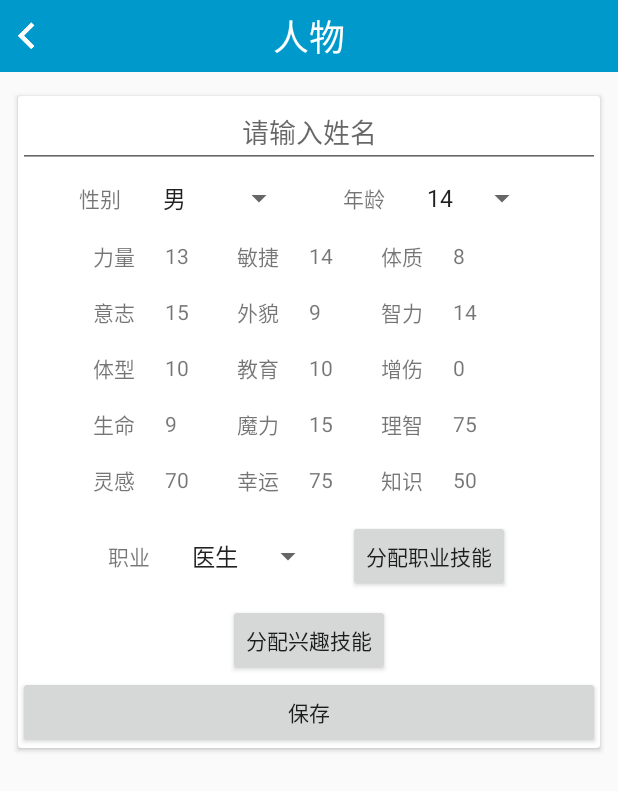
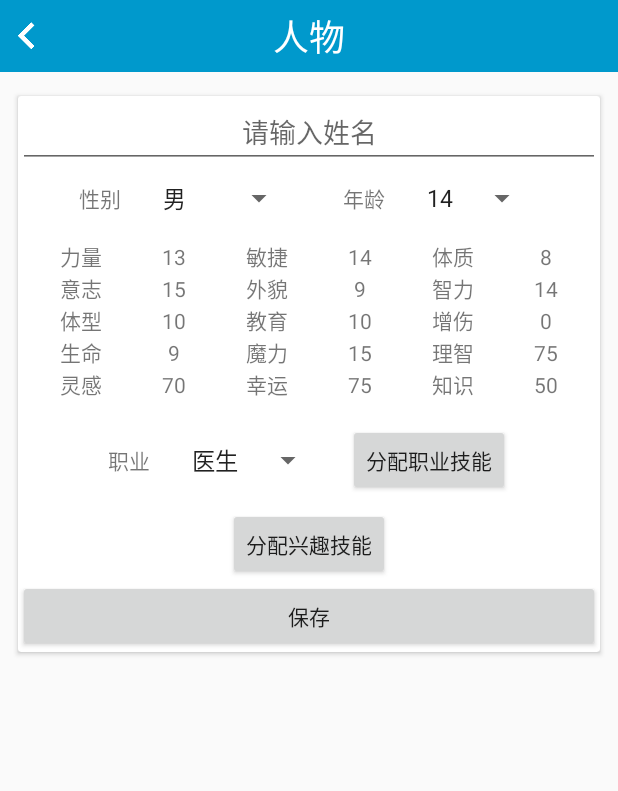
Before and after one commit to liuxiufeng/coctool, an Android app: the AvatarActivity screen opened directly, with no data from a screen before it, on a phone screen of 412 x 824 dp. Shown: the top 791 px of the screen. Run offline under Robolectric (Android 15) with nearby library versions, the phone set to English and light mode, and no system bars; our stand-ins replace data binding; libraries missing offline, so code that uses them is left out: com.orhanobut.hawk.

Commit message:
修改生成界面的布局

```diff
--- a/app/src/main/res/layout/activity_avatar.xml
+++ b/app/src/main/res/layout/activity_avatar.xml
@@ -54,8 +54,8 @@
 
                         <Spinner
                             android:id="@+id/spn_sex"
-                            style="@style/avatar_status_text"
                             android:layout_width="wrap_content"
+                            android:layout_height="wrap_content"
                             android:entries="@array/sex" />
 
                         <TextView
@@ -65,19 +65,23 @@
 
                         <Spinner
                             android:id="@+id/spn_age"
-                            style="@style/avatar_status_text"
                             android:layout_width="wrap_content"
+                            android:layout_height="wrap_content"
                             android:entries="@array/age" />
 
                     </LinearLayout>
 
-                    <LinearLayout
-                        style="@style/avatar_status_layer"
-                        android:layout_gravity="center_horizontal">
+                    <TableLayout
+                        android:layout_width="match_parent"
+                        android:layout_height="wrap_content"
+                        android:layout_margin="8dp"
+                        android:stretchColumns="*"
+                        >
+
+                        <TableRow>
 
                             <TextView
-                            style="@style/avatar_status_hint"
-                            android:layout_marginStart="0dp"
+                                style="@style/avatar_status_text"
                                 android:text="@string/avatar.str" />
 
                             <TextView
@@ -85,30 +89,26 @@
                                 android:text="@{Integer.toString(mv.avatar.str)}" />
 
                             <TextView
-                            style="@style/avatar_status_hint"
+                                style="@style/avatar_status_text"
                                 android:text="@string/avatar.dex" />
 
                             <TextView
                                 style="@style/avatar_status_text"
                                 android:text="@{Integer.toString(mv.avatar.dex)}" />
-                        />
 
                             <TextView
-                            style="@style/avatar_status_hint"
+                                style="@style/avatar_status_text"
                                 android:text="@string/avatar.con" />
 
                             <TextView
                                 style="@style/avatar_status_text"
                                 android:text="@{Integer.toString(mv.avatar.con)}" />
-                    </LinearLayout>
+                        </TableRow>
 
-                    <LinearLayout
-                        style="@style/avatar_status_layer"
-                        android:layout_gravity="center_horizontal">
+                        <TableRow>
 
                             <TextView
-                            style="@style/avatar_status_hint"
-                            android:layout_marginStart="0dp"
+                                style="@style/avatar_status_text"
                                 android:text="@string/avatar.pow" />
 
                             <TextView
@@ -116,7 +116,7 @@
                                 android:text="@{Integer.toString(mv.avatar.pow)}" />
 
                             <TextView
-                            style="@style/avatar_status_hint"
+                                style="@style/avatar_status_text"
                                 android:text="@string/avatar.app" />
 
                             <TextView
@@ -124,21 +124,18 @@
                                 android:text="@{Integer.toString(mv.avatar.app)}" />
 
                             <TextView
-                            style="@style/avatar_status_hint"
+                                style="@style/avatar_status_text"
                                 android:text="@string/avatar.int" />
 
                             <TextView
                                 style="@style/avatar_status_text"
                                 android:text="@{Integer.toString(mv.avatar.inti)}" />
-                    </LinearLayout>
+                        </TableRow>
 
-                    <LinearLayout
-                        style="@style/avatar_status_layer"
-                        android:layout_gravity="center_horizontal">
+                        <TableRow>
 
                             <TextView
-                            style="@style/avatar_status_hint"
-                            android:layout_marginStart="0dp"
+                                style="@style/avatar_status_text"
                                 android:text="@string/avatar.size" />
 
                             <TextView
@@ -146,7 +143,7 @@
                                 android:text="@{Integer.toString(mv.avatar.size)}" />
 
                             <TextView
-                            style="@style/avatar_status_hint"
+                                style="@style/avatar_status_text"
                                 android:text="@string/avatar.edu" />
 
                             <TextView
@@ -154,21 +151,18 @@
                                 android:text="@{Integer.toString(mv.avatar.edu)}" />
 
                             <TextView
-                            style="@style/avatar_status_hint"
+                                style="@style/avatar_status_text"
                                 android:text="@string/avatar.dmg.bonus" />
 
                             <TextView
                                 style="@style/avatar_status_text"
                                 android:text="@{mv.avatar.dmgBounce}" />
-                    </LinearLayout>
+                        </TableRow>
 
-                    <LinearLayout
-                        style="@style/avatar_status_layer"
-                        android:layout_gravity="center_horizontal">
+                        <TableRow>
 
                             <TextView
-                            style="@style/avatar_status_hint"
-                            android:layout_marginStart="0dp"
+                                style="@style/avatar_status_text"
                                 android:text="@string/avatar.hp" />
 
                             <TextView
@@ -176,7 +170,7 @@
                                 android:text="@{Integer.toString(mv.avatar.hp)}" />
 
                             <TextView
-                            style="@style/avatar_status_hint"
+                                style="@style/avatar_status_text"
                                 android:text="@string/avatar.mp" />
 
                             <TextView
@@ -184,21 +178,18 @@
                                 android:text="@{Integer.toString(mv.avatar.mp)}" />
 
                             <TextView
-                            style="@style/avatar_status_hint"
+                                style="@style/avatar_status_text"
                                 android:text="@string/avatar.san" />
 
                             <TextView
                                 style="@style/avatar_status_text"
                                 android:text="@{Integer.toString(mv.avatar.san)}" />
-                    </LinearLayout>
+                        </TableRow>
 
-                    <LinearLayout
-                        style="@style/avatar_status_layer"
-                        android:layout_gravity="center_horizontal">
+                        <TableRow>
 
                             <TextView
-                            style="@style/avatar_status_hint"
-                            android:layout_marginStart="0dp"
+                                style="@style/avatar_status_text"
                                 android:text="@string/avatar.idea" />
 
                             <TextView
@@ -206,7 +197,7 @@
                                 android:text="@{Integer.toString(mv.avatar.idea)}" />
 
                             <TextView
-                            style="@style/avatar_status_hint"
+                                style="@style/avatar_status_text"
                                 android:text="@string/avatar.luk" />
 
                             <TextView
@@ -214,13 +205,14 @@
                                 android:text="@{Integer.toString(mv.avatar.luk)}" />
 
                             <TextView
-                            style="@style/avatar_status_hint"
+                                style="@style/avatar_status_text"
                                 android:text="@string/avatar.know" />
 
                             <TextView
                                 style="@style/avatar_status_text"
                                 android:text="@{Integer.toString(mv.avatar.know)}" />
-                    </LinearLayout>
+                        </TableRow>
+                    </TableLayout>
 
                     <LinearLayout
                         style="@style/avatar_status_layer"
@@ -234,8 +226,7 @@
                         <Spinner
                             android:layout_width="wrap_content"
                             android:layout_height="wrap_content"
-                            android:entries="@array/jobs"
-                            />
+                            android:entries="@array/jobs" />
 
                         <Button
                             android:layout_width="wrap_content"
--- a/app/src/main/res/values/styles_avatar.xml
+++ b/app/src/main/res/values/styles_avatar.xml
@@ -18,8 +18,7 @@
     </style>
 
     <style name="avatar_status_text">
-        <item name="android:layout_width">48dp</item>
-        <item name="android:layout_height">wrap_content</item>
+        <item name="android:gravity">center</item>
     </style>
 
     <style name="avatar_status_layer">
```
Lines whose indentation alone changed are shown as unchanged.
